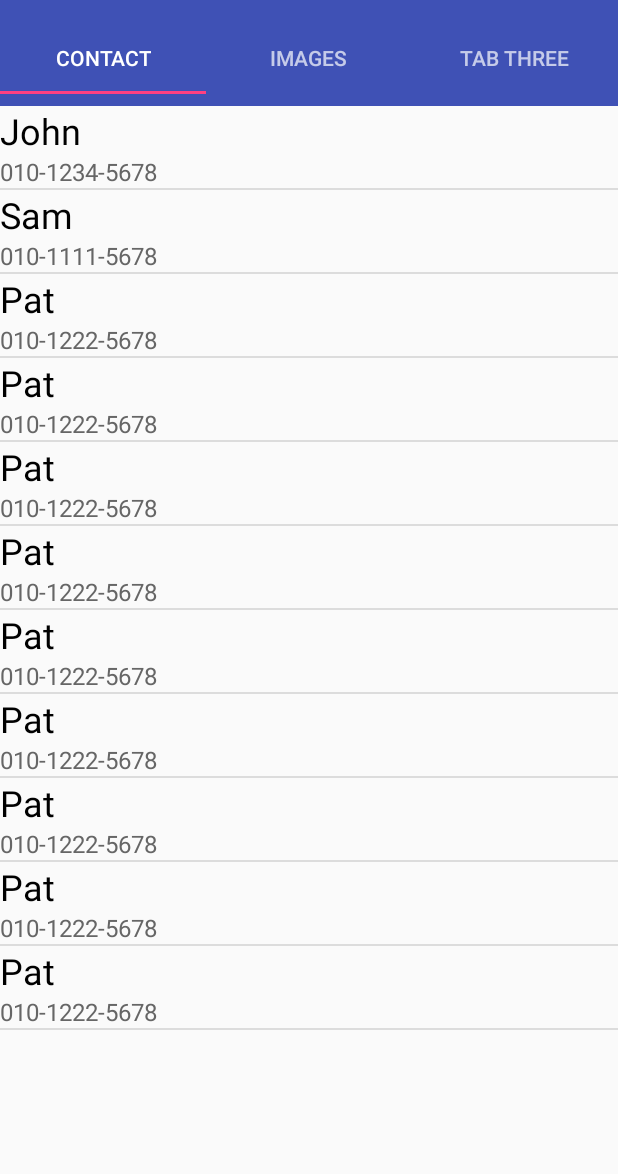
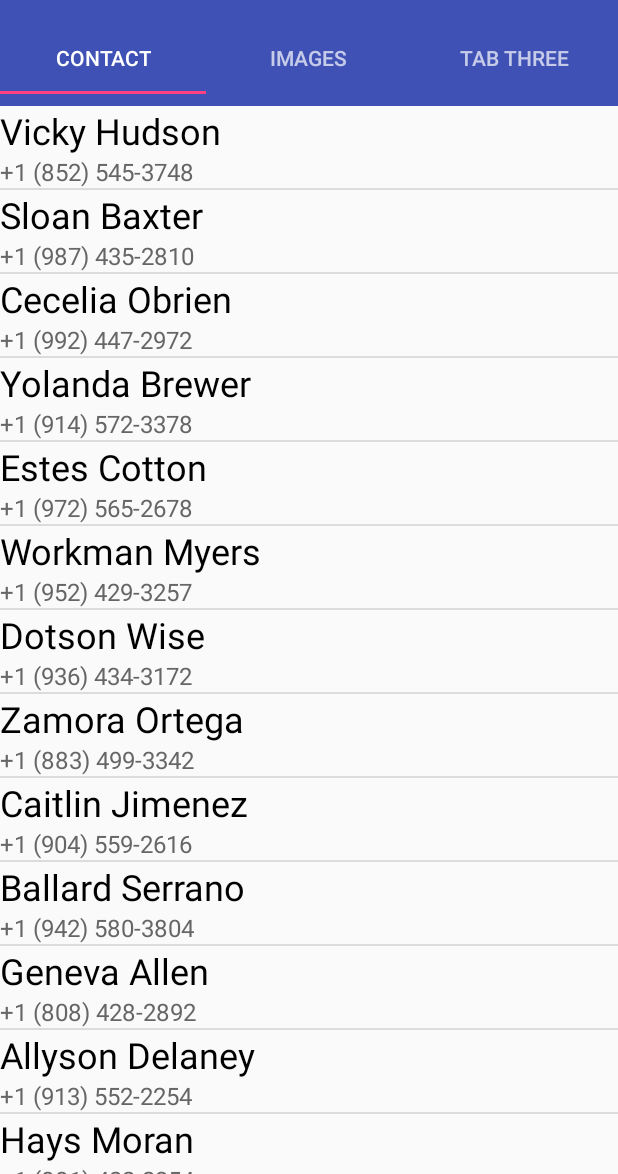
Before and after one commit to kimjw0623/MyTabLayout, an Android app: the screen it shows after launch (MainActivity), on a phone screen of 412 x 824 dp, the part 62-1236 px from its top. Run offline under Robolectric (Android 15) with nearby library versions, the phone set to English and light mode, and no system bars.

Commit message:
tab1 complete

```diff
--- /dev/null
+++ b/app/src/main/java/com/sauce/mytablayout/Click1.java
@@ -0,0 +1,4 @@
+package com.sauce.mytablayout;
+
+public class Click1 {
+}
--- a/app/src/main/java/com/sauce/mytablayout/MainActivity.java
+++ b/app/src/main/java/com/sauce/mytablayout/MainActivity.java
@@ -5,6 +5,8 @@ import android.support.v4.view.ViewPager;
 import android.support.v7.app.AppCompatActivity;
 import android.os.Bundle;
 import android.support.v7.widget.Toolbar;
+import android.view.View;
+import android.widget.AdapterView;
 
 public class MainActivity extends AppCompatActivity {
 
--- a/app/src/main/java/com/sauce/mytablayout/TabFragment1.java
+++ b/app/src/main/java/com/sauce/mytablayout/TabFragment1.java
@@ -1,12 +1,31 @@
 package com.sauce.mytablayout;
 
+import android.content.Intent;
+import android.content.res.Resources;
 import android.os.Bundle;
 import android.support.v4.app.Fragment;
+import android.util.Log;
 import android.view.LayoutInflater;
 import android.view.View;
 import android.view.ViewGroup;
+import android.widget.AdapterView;
 import android.widget.ArrayAdapter;
+import android.widget.EditText;
 import android.widget.ListView;
+import android.widget.TextView;
+
+import org.json.JSONObject;
+import org.json.*;
+
+import java.io.ByteArrayOutputStream;
+import java.io.DataInputStream;
+import java.io.FileNotFoundException;
+import java.io.FileReader;
+import java.io.IOException;
+import java.io.InputStream;
+import java.text.ParseException;
+import java.util.ArrayList;
+import java.util.HashMap;
 
 /**
  * Created by Junyoung on 2016-06-23.
@@ -17,25 +36,41 @@ public class TabFragment1 extends Fragment {
     @Override
     public View onCreateView(LayoutInflater inflater, ViewGroup container, Bundle savedInstanceState) {
         //return inflater.inflate(R.layout.tab_fragment_1, container, false);
-        View view = inflater.inflate(R.layout.tab_fragment_1, container, false);
+        final View view = inflater.inflate(R.layout.tab_fragment_1, container, false);
         ListViewAdapter adapter = new ListViewAdapter();
                 //ArrayAdapter(getActivity(), android.R.layout.simple_list_item_1, LIST_MENU) ;
 
         ListView listview = (ListView) view.findViewById(R.id.listview1) ;
         listview.setAdapter(adapter) ;
+        try {
+            JSONArray obj = new JSONArray(loadJSONFromAsset());
 
-        adapter.addItem("John", "010-1234-5678") ;
-        adapter.addItem("Sam", "010-1111-5678") ;
-        adapter.addItem("Pat", "010-1222-5678") ;
-        adapter.addItem("Pat", "010-1222-5678") ;
-        adapter.addItem("Pat", "010-1222-5678") ;
-        adapter.addItem("Pat", "010-1222-5678") ;
-        adapter.addItem("Pat", "010-1222-5678") ;
-        adapter.addItem("Pat", "010-1222-5678") ;
-        adapter.addItem("Pat", "010-1222-5678") ;
-        adapter.addItem("Pat", "010-1222-5678") ;
-        adapter.addItem("Pat", "010-1222-5678") ;
-
+            for (int i = 0; i < obj.length(); i++) {
+                JSONObject jo_inside = obj.getJSONObject(i);
+                String name_value = jo_inside.getString("name");
+                String phone_value = jo_inside.getString("phone");
+                adapter.addItem(name_value, phone_value) ;
+            }
+        } catch (JSONException e) {
+            e.printStackTrace();
+        }
         return view;
     }
+    public String loadJSONFromAsset() {
+        String json = null;
+        try {
+            InputStream is = getActivity().getAssets().open("generated.json");
+            int size = is.available();
+            byte[] buffer = new byte[size];
+            is.read(buffer);
+            is.close();
+            json = new String(buffer, "UTF-8");
+
+        } catch (IOException ex) {
+            ex.printStackTrace();
+            return null;
+        }
+        return json;
+
+    }
 }
```
Also changed, not shown: app/src/main/assets/generated.json (added, +82 -0 lines), app/src/main/res/layout/click1.xml (added, +17 -0 lines), app/src/main/res/raw/json.txt (added, +30 -0 lines).
